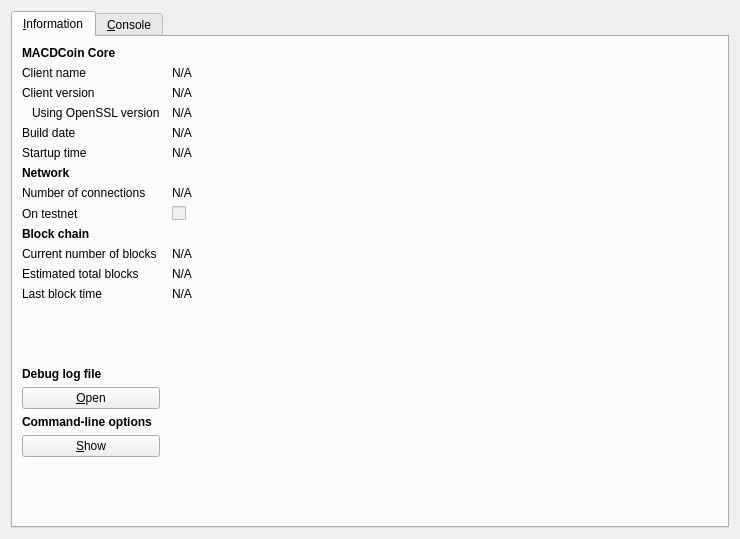
Old version of the form src/qt/forms/rpcconsole.ui in the repository KrvnoZrnce/MACDCoin.
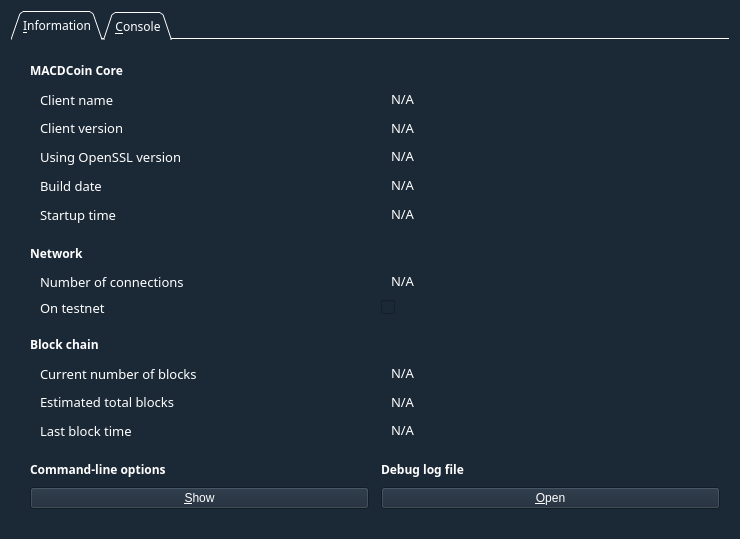
New version of the form. Icons and pictures are not drawn.

Commit message: added several icons, new background, changes in console and couple of other screens

```diff
--- a/src/qt/forms/rpcconsole.ui
+++ b/src/qt/forms/rpcconsole.ui
@@ -10,11 +10,19 @@
     <height>539</height>
    </rect>
   </property>
+  <property name="font">
+   <font>
+    <family>Khmer OS</family>
+   </font>
+  </property>
   <property name="windowTitle">
    <string>MACDCoin - Debug window</string>
   </property>
   <property name="autoFillBackground">
-   <bool>true</bool>
+   <bool>false</bool>
+  </property>
+  <property name="styleSheet">
+   <string notr="true">background-color: rgb(27, 40, 54);</string>
   </property>
   <property name="locale">
    <locale language="English" country="UnitedStates"/>
@@ -22,314 +30,661 @@
   <layout class="QVBoxLayout" name="verticalLayout_2">
    <item>
     <widget class="QTabWidget" name="tabWidget">
+     <property name="font">
+      <font>
+       <family>Khmer OS</family>
+      </font>
+     </property>
+     <property name="styleSheet">
+      <string notr="true">color:white;</string>
+     </property>
+     <property name="tabShape">
+      <enum>QTabWidget::Triangular</enum>
+     </property>
      <property name="currentIndex">
       <number>0</number>
      </property>
+     <property name="elideMode">
+      <enum>Qt::ElideNone</enum>
+     </property>
+     <property name="usesScrollButtons">
+      <bool>true</bool>
+     </property>
+     <property name="documentMode">
+      <bool>true</bool>
+     </property>
+     <property name="movable">
+      <bool>true</bool>
+     </property>
      <widget class="QWidget" name="tab_info">
+      <property name="font">
+       <font>
+        <family>Khmer OS</family>
+       </font>
+      </property>
       <attribute name="title">
        <string>&amp;Information</string>
       </attribute>
-      <layout class="QGridLayout" name="gridLayout" columnstretch="0,1">
+      <layout class="QGridLayout" name="gridLayout" columnstretch="0,0,0,0">
        <property name="horizontalSpacing">
         <number>12</number>
        </property>
-       <item row="0" column="0">
+       <item row="11" column="1">
+        <spacer name="verticalSpacer_4">
+         <property name="orientation">
+          <enum>Qt::Vertical</enum>
+         </property>
+         <property name="sizeType">
+          <enum>QSizePolicy::Fixed</enum>
+         </property>
+         <property name="sizeHint" stdset="0">
+          <size>
+           <width>20</width>
+           <height>10</height>
+          </size>
+         </property>
+        </spacer>
+       </item>
+       <item row="0" column="1">
+        <spacer name="verticalSpacer_5">
+         <property name="orientation">
+          <enum>Qt::Vertical</enum>
+         </property>
+         <property name="sizeType">
+          <enum>QSizePolicy::Fixed</enum>
+         </property>
+         <property name="sizeHint" stdset="0">
+          <size>
+           <width>20</width>
+           <height>10</height>
+          </size>
+         </property>
+        </spacer>
+       </item>
+       <item row="7" column="1">
+        <spacer name="verticalSpacer_3">
+         <property name="orientation">
+          <enum>Qt::Vertical</enum>
+         </property>
+         <property name="sizeType">
+          <enum>QSizePolicy::Fixed</enum>
+         </property>
+         <property name="sizeHint" stdset="0">
+          <size>
+           <width>20</width>
+           <height>10</height>
+          </size>
+         </property>
+        </spacer>
+       </item>
+       <item row="6" column="1">
+        <widget class="QLabel" name="label_13">
+         <property name="font">
+          <font>
+           <family>Khmer OS</family>
+           <pointsize>10</pointsize>
+          </font>
+         </property>
+         <property name="styleSheet">
+          <string notr="true">color:white;</string>
+         </property>
+         <property name="text">
+          <string>Startup time</string>
+         </property>
+         <property name="indent">
+          <number>10</number>
+         </property>
+        </widget>
+       </item>
+       <item row="1" column="1">
         <widget class="QLabel" name="label_9">
          <property name="font">
           <font>
+           <family>Khmer OS</family>
            <weight>75</weight>
            <bold>true</bold>
           </font>
          </property>
+         <property name="styleSheet">
+          <string notr="true">color:white;</string>
+         </property>
          <property name="text">
           <string>MACDCoin Core</string>
          </property>
         </widget>
        </item>
-       <item row="1" column="0">
+       <item row="2" column="1">
         <widget class="QLabel" name="label_5">
+         <property name="font">
+          <font>
+           <family>Khmer OS</family>
+           <pointsize>10</pointsize>
+          </font>
+         </property>
+         <property name="styleSheet">
+          <string notr="true">color:white;</string>
+         </property>
          <property name="text">
           <string>Client name</string>
          </property>
-        </widget>
-       </item>
-       <item row="1" column="1">
-        <widget class="QLabel" name="clientName">
-         <property name="cursor">
-          <cursorShape>IBeamCursor</cursorShape>
+         <property name="indent">
+          <number>10</number>
          </property>
-         <property name="text">
-          <string>N/A</string>
-         </property>
-         <property name="textFormat">
-          <enum>Qt::PlainText</enum>
-         </property>
-         <property name="textInteractionFlags">
-          <set>Qt::LinksAccessibleByMouse|Qt::TextSelectableByKeyboard|Qt::TextSelectableByMouse</set>
-         </property>
         </widget>
        </item>
-       <item row="2" column="0">
+       <item row="3" column="1">
         <widget class="QLabel" name="label_6">
+         <property name="font">
+          <font>
+           <family>Khmer OS</family>
+           <pointsize>10</pointsize>
+          </font>
+         </property>
+         <property name="styleSheet">
+          <string notr="true">color:white;</string>
+         </property>
          <property name="text">
           <string>Client version</string>
          </property>
+         <property name="indent">
+          <number>10</number>
+         </property>
         </widget>
        </item>
-       <item row="2" column="1">
+       <item row="3" column="3">
         <widget class="QLabel" name="clientVersion">
+         <property name="font">
+          <font>
+           <family>Khmer OS</family>
+           <pointsize>10</pointsize>
+          </font>
+         </property>
          <property name="cursor">
           <cursorShape>IBeamCursor</cursorShape>
          </property>
+         <property name="styleSheet">
+          <string notr="true">color:white;</string>
+         </property>
          <property name="text">
           <string>N/A</string>
          </property>
          <property name="textFormat">
           <enum>Qt::PlainText</enum>
-         </property>
-         <property name="textInteractionFlags">
-          <set>Qt::LinksAccessibleByMouse|Qt::TextSelectableByKeyboard|Qt::TextSelectableByMouse</set>
-         </property>
-        </widget>
-       </item>
-       <item row="3" column="0">
-        <widget class="QLabel" name="label_14">
-         <property name="text">
-          <string>Using OpenSSL version</string>
          </property>
          <property name="indent">
           <number>10</number>
          </property>
-        </widget>
-       </item>
-       <item row="3" column="1">
-        <widget class="QLabel" name="openSSLVersion">
-         <property name="cursor">
-          <cursorShape>IBeamCursor</cursorShape>
-         </property>
-         <property name="text">
-          <string>N/A</string>
-         </property>
-         <property name="textFormat">
-          <enum>Qt::PlainText</enum>
-         </property>
          <property name="textInteractionFlags">
           <set>Qt::LinksAccessibleByMouse|Qt::TextSelectableByKeyboard|Qt::TextSelectableByMouse</set>
          </property>
         </widget>
        </item>
-       <item row="4" column="0">
+       <item row="5" column="1">
         <widget class="QLabel" name="label_12">
+         <property name="font">
+          <font>
+           <family>Khmer OS</family>
+           <pointsize>10</pointsize>
+          </font>
+         </property>
+         <property name="styleSheet">
+          <string notr="true">color:white;</string>
+         </property>
          <property name="text">
           <string>Build date</string>
          </property>
+         <property name="indent">
+          <number>10</number>
+         </property>
         </widget>
        </item>
        <item row="4" column="1">
+        <widget class="QLabel" name="label_14">
+         <property name="font">
+          <font>
+           <family>Khmer OS</family>
+           <pointsize>10</pointsize>
+          </font>
+         </property>
+         <property name="styleSheet">
+          <string notr="true">color:white;</string>
+         </property>
+         <property name="text">
+          <string>Using OpenSSL version</string>
+         </property>
+         <property name="indent">
+          <number>10</number>
+         </property>
+        </widget>
+       </item>
+       <item row="4" column="3">
+        <widget class="QLabel" name="openSSLVersion">
+         <property name="font">
+          <font>
+           <family>Khmer OS</family>
+           <pointsize>10</pointsize>
+          </font>
+         </property>
+         <property name="cursor">
+          <cursorShape>IBeamCursor</cursorShape>
+         </property>
+         <property name="styleSheet">
+          <string notr="true">color:white;</string>
+         </property>
+         <property name="text">
+          <string>N/A</string>
+         </property>
+         <property name="textFormat">
+          <enum>Qt::PlainText</enum>
+         </property>
+         <property name="indent">
+          <number>10</number>
+         </property>
+         <property name="textInteractionFlags">
+          <set>Qt::LinksAccessibleByMouse|Qt::TextSelectableByKeyboard|Qt::TextSelectableByMouse</set>
+         </property>
+        </widget>
+       </item>
+       <item row="5" column="3">
         <widget class="QLabel" name="buildDate">
-         <property name="cursor">
-          <cursorShape>IBeamCursor</cursorShape>
-         </property>
-         <property name="text">
-          <string>N/A</string>
-         </property>
-         <property name="textFormat">
-          <enum>Qt::PlainText</enum>
-         </property>
-         <property name="textInteractionFlags">
-          <set>Qt::LinksAccessibleByMouse|Qt::TextSelectableByKeyboard|Qt::TextSelectableByMouse</set>
-         </property>
-        </widget>
-       </item>
-       <item row="5" column="0">
-        <widget class="QLabel" name="label_13">
-         <property name="text">
-          <string>Startup time</string>
-         </property>
-        </widget>
-       </item>
-       <item row="5" column="1">
-        <widget class="QLabel" name="startupTime">
-         <property name="cursor">
-          <cursorShape>IBeamCursor</cursorShape>
-         </property>
-         <property name="text">
-          <string>N/A</string>
-         </property>
-         <property name="textFormat">
-          <enum>Qt::PlainText</enum>
-         </property>
-         <property name="textInteractionFlags">
-          <set>Qt::LinksAccessibleByMouse|Qt::TextSelectableByKeyboard|Qt::TextSelectableByMouse</set>
-         </property>
-        </widget>
-       </item>
-       <item row="6" column="0">
-        <widget class="QLabel" name="label_11">
          <property name="font">
           <font>
-           <weight>75</weight>
-           <bold>true</bold>
+           <family>Khmer OS</family>
+           <pointsize>10</pointsize>
           </font>
          </property>
+         <property name="cursor">
+          <cursorShape>IBeamCursor</cursorShape>
+         </property>
+         <property name="styleSheet">
+          <string notr="true">color:white;</string>
+         </property>
          <property name="text">
-          <string>Network</string>
+          <string>N/A</string>
+         </property>
+         <property name="textFormat">
+          <enum>Qt::PlainText</enum>
+         </property>
+         <property name="indent">
+          <number>10</number>
+         </property>
+         <property name="textInteractionFlags">
+          <set>Qt::LinksAccessibleByMouse|Qt::TextSelectableByKeyboard|Qt::TextSelectableByMouse</set>
          </property>
         </widget>
        </item>
-       <item row="7" column="0">
+       <item row="9" column="1">
         <widget class="QLabel" name="label_7">
+         <property name="font">
+          <font>
+           <family>Khmer OS</family>
+           <pointsize>10</pointsize>
+          </font>
+         </property>
+         <property name="styleSheet">
+          <string notr="true">color:white;</string>
+         </property>
          <property name="text">
           <string>Number of connections</string>
          </property>
+         <property name="indent">
+          <number>10</number>
+         </property>
         </widget>
        </item>
-       <item row="7" column="1">
-        <widget class="QLabel" name="numberOfConnections">
+       <item row="6" column="3">
+        <widget class="QLabel" name="startupTime">
+         <property name="font">
+          <font>
+           <family>Khmer OS</family>
+           <pointsize>10</pointsize>
+          </font>
+         </property>
          <property name="cursor">
           <cursorShape>IBeamCursor</cursorShape>
          </property>
+         <property name="styleSheet">
+          <string notr="true">color:white;</string>
+         </property>
          <property name="text">
           <string>N/A</string>
          </property>
          <property name="textFormat">
           <enum>Qt::PlainText</enum>
          </property>
+         <property name="indent">
+          <number>10</number>
+         </property>
          <property name="textInteractionFlags">
           <set>Qt::LinksAccessibleByMouse|Qt::TextSelectableByKeyboard|Qt::TextSelectableByMouse</set>
          </property>
         </widget>
        </item>
-       <item row="8" column="0">
-        <widget class="QLabel" name="label_8">
-         <property name="text">
-          <string>On testnet</string>
-         </property>
-        </widget>
-       </item>
        <item row="8" column="1">
+        <widget class="QLabel" name="label_11">
+         <property name="font">
+          <font>
+           <family>Khmer OS</family>
+           <weight>75</weight>
+           <bold>true</bold>
+          </font>
+         </property>
+         <property name="styleSheet">
+          <string notr="true">color:white;</string>
+         </property>
+         <property name="text">
+          <string>Network</string>
+         </property>
+        </widget>
+       </item>
+       <item row="10" column="3">
         <widget class="QCheckBox" name="isTestNet">
          <property name="enabled">
           <bool>false</bool>
          </property>
+         <property name="styleSheet">
+          <string notr="true">color:white;</string>
+         </property>
          <property name="text">
           <string/>
          </property>
         </widget>
        </item>
-       <item row="9" column="0">
-        <widget class="QLabel" name="label_10">
+       <item row="10" column="1">
+        <widget class="QLabel" name="label_8">
          <property name="font">
           <font>
-           <weight>75</weight>
-           <bold>true</bold>
+           <family>Khmer OS</family>
+           <pointsize>10</pointsize>
           </font>
          </property>
+         <property name="styleSheet">
+          <string notr="true">color:white;</string>
+         </property>
          <property name="text">
-          <string>Block chain</string>
+          <string>On testnet</string>
          </property>
+         <property name="indent">
+          <number>10</number>
+         </property>
         </widget>
        </item>
-       <item row="10" column="0">
+       <item row="9" column="3">
+        <widget class="QLabel" name="numberOfConnections">
+         <property name="font">
+          <font>
+           <family>Khmer OS</family>
+           <pointsize>10</pointsize>
+          </font>
+         </property>
+         <property name="cursor">
+          <cursorShape>IBeamCursor</cursorShape>
+         </property>
+         <property name="styleSheet">
+          <string notr="true">color:white;</string>
+         </property>
+         <property name="text">
+          <string>N/A</string>
+         </property>
+         <property name="textFormat">
+          <enum>Qt::PlainText</enum>
+         </property>
+         <property name="indent">
+          <number>10</number>
+         </property>
+         <property name="textInteractionFlags">
+          <set>Qt::LinksAccessibleByMouse|Qt::TextSelectableByKeyboard|Qt::TextSelectableByMouse</set>
+         </property>
+        </widget>
+       </item>
+       <item row="13" column="1">
         <widget class="QLabel" name="label_3">
+         <property name="font">
+          <font>
+           <family>Khmer OS</family>
+           <pointsize>10</pointsize>
+          </font>
+         </property>
+         <property name="styleSheet">
+          <string notr="true">color:white;</string>
+         </property>
          <property name="text">
           <string>Current number of blocks</string>
          </property>
+         <property name="indent">
+          <number>10</number>
+         </property>
         </widget>
        </item>
-       <item row="10" column="1">
-        <widget class="QLabel" name="numberOfBlocks">
-         <property name="cursor">
-          <cursorShape>IBeamCursor</cursorShape>
+       <item row="12" column="1">
+        <widget class="QLabel" name="label_10">
+         <property name="font">
+          <font>
+           <family>Khmer OS</family>
+           <weight>75</weight>
+           <bold>true</bold>
+          </font>
+         </property>
+         <property name="styleSheet">
+          <string notr="true">color:white;</string>
          </property>
          <property name="text">
-          <string>N/A</string>
-         </property>
-         <property name="textFormat">
-          <enum>Qt::PlainText</enum>
-         </property>
-         <property name="textInteractionFlags">
-          <set>Qt::LinksAccessibleByMouse|Qt::TextSelectableByKeyboard|Qt::TextSelectableByMouse</set>
+          <string>Block chain</string>
          </property>
         </widget>
        </item>
-       <item row="11" column="0">
+       <item row="14" column="1">
         <widget class="QLabel" name="label_4">
+         <property name="font">
+          <font>
+           <family>Khmer OS</family>
+           <pointsize>10</pointsize>
+          </font>
+         </property>
+         <property name="styleSheet">
+          <string notr="true">color:white;</string>
+         </property>
          <property name="text">
           <string>Estimated total blocks</string>
          </property>
+         <property name="indent">
+          <number>10</number>
+         </property>
         </widget>
        </item>
-       <item row="11" column="1">
-        <widget class="QLabel" name="totalBlocks">
+       <item row="13" column="3">
+        <widget class="QLabel" name="numberOfBlocks">
+         <property name="font">
+          <font>
+           <family>Khmer OS</family>
+           <pointsize>10</pointsize>
+          </font>
+         </property>
          <property name="cursor">
           <cursorShape>IBeamCursor</cursorShape>
          </property>
+         <property name="styleSheet">
+          <string notr="true">color:white;</string>
+         </property>
          <property name="text">
           <string>N/A</string>
          </property>
          <property name="textFormat">
           <enum>Qt::PlainText</enum>
          </property>
+         <property name="indent">
+          <number>10</number>
+         </property>
          <property name="textInteractionFlags">
           <set>Qt::LinksAccessibleByMouse|Qt::TextSelectableByKeyboard|Qt::TextSelectableByMouse</set>
          </property>
         </widget>
        </item>
-       <item row="12" column="0">
+       <item row="15" column="1">
         <widget class="QLabel" name="label_2">
+         <property name="font">
+          <font>
+           <family>Khmer OS</family>
+           <pointsize>10</pointsize>
+          </font>
+         </property>
+         <property name="styleSheet">
+          <string notr="true">color:white;</string>
+         </property>
          <property name="text">
           <string>Last block time</string>
          </property>
+         <property name="indent">
+          <number>10</number>
+         </property>
         </widget>
        </item>
-       <item row="12" column="1">
+       <item row="14" column="3">
+        <widget class="QLabel" name="totalBlocks">
+         <property name="font">
+          <font>
+           <family>Khmer OS</family>
+           <pointsize>10</pointsize>
+          </font>
+         </property>
+         <property name="cursor">
+          <cursorShape>IBeamCursor</cursorShape>
+         </property>
+         <property name="styleSheet">
+          <string notr="true">color:white;</string>
+         </property>
+         <property name="text">
+          <string>N/A</string>
+         </property>
+         <property name="textFormat">
+          <enum>Qt::PlainText</enum>
+         </property>
+         <property name="indent">
+          <number>10</number>
+         </property>
+         <property name="textInteractionFlags">
+          <set>Qt::LinksAccessibleByMouse|Qt::TextSelectableByKeyboard|Qt::TextSelectableByMouse</set>
+         </property>
+        </widget>
+       </item>
+       <item row="15" column="3">
         <widget class="QLabel" name="lastBlockTime">
+         <property name="font">
+          <font>
+           <family>Khmer OS</family>
+           <pointsize>10</pointsize>
+          </font>
+         </property>
          <property name="cursor">
           <cursorShape>IBeamCursor</cursorShape>
          </property>
+         <property name="styleSheet">
+          <string notr="true">color:white;</string>
+         </property>
          <property name="text">
           <string>N/A</string>
          </property>
          <property name="textFormat">
           <enum>Qt::PlainText</enum>
          </property>
+         <property name="indent">
+          <number>10</number>
+         </property>
          <property name="textInteractionFlags">
           <set>Qt::LinksAccessibleByMouse|Qt::TextSelectableByKeyboard|Qt::TextSelectableByMouse</set>
          </property>
         </widget>
        </item>
-       <item row="13" column="0">
+       <item row="16" column="1">
         <spacer name="verticalSpacer_2">
          <property name="orientation">
           <enum>Qt::Vertical</enum>
          </property>
+         <property name="sizeType">
+          <enum>QSizePolicy::Fixed</enum>
+         </property>
          <property name="sizeHint" stdset="0">
           <size>
            <width>20</width>
-           <height>20</height>
+           <height>10</height>
           </size>
          </property>
         </spacer>
        </item>
-       <item row="14" column="0">
+       <item row="20" column="1">
+        <widget class="QPushButton" name="showCLOptionsButton">
+         <property name="toolTip">
+          <string>Show the MACDCoin-Qt help message to get a list with possible MACDCoin command-line options.</string>
+         </property>
+         <property name="styleSheet">
+          <string notr="true">color:white;</string>
+         </property>
+         <property name="text">
+          <string>&amp;Show</string>
+         </property>
+         <property name="autoDefault">
+          <bool>false</bool>
+         </property>
+        </widget>
+       </item>
+       <item row="19" column="1">
+        <widget class="QLabel" name="labelCLOptions">
+         <property name="font">
+          <font>
+           <family>Khmer OS</family>
+           <weight>75</weight>
+           <bold>true</bold>
+          </font>
+         </property>
+         <property name="styleSheet">
+          <string notr="true">color:white;</string>
+         </property>
+         <property name="text">
+          <string>Command-line options</string>
+         </property>
+        </widget>
+       </item>
+       <item row="21" column="1">
+        <spacer name="verticalSpacer">
+         <property name="orientation">
+          <enum>Qt::Vertical</enum>
+         </property>
+         <property name="sizeType">
+          <enum>QSizePolicy::Fixed</enum>
+         </property>
+         <property name="sizeHint" stdset="0">
+          <size>
+           <width>20</width>
+           <height>10</height>
+          </size>
+         </property>
+        </spacer>
+       </item>
+       <item row="19" column="3">
         <widget class="QLabel" name="labelDebugLogfile">
          <property name="font">
           <font>
+           <family>Khmer OS</family>
            <weight>75</weight>
            <bold>true</bold>
           </font>
          </property>
+         <property name="styleSheet">
+          <string notr="true">color:white;</string>
+         </property>
          <property name="text">
           <string>Debug log file</string>
          </property>
         </widget>
        </item>
-       <item row="15" column="0">
+       <item row="20" column="3">
         <widget class="QPushButton" name="openDebugLogfileButton">
          <property name="toolTip">
           <string>Open the MACDCoin debug log file from the current data directory. This can take a few seconds for large log files.</string>
          </property>
+         <property name="styleSheet">
+          <string notr="true">color:white;</string>
+         </property>
          <property name="text">
           <string>&amp;Open</string>
          </property>
@@ -338,41 +693,46 @@
          </property>
         </widget>
        </item>
-       <item row="16" column="0">
-        <widget class="QLabel" name="labelCLOptions">
+       <item row="2" column="3">
+        <widget class="QLabel" name="clientName">
          <property name="font">
           <font>
-           <weight>75</weight>
-           <bold>true</bold>
+           <family>Khmer OS</family>
+           <pointsize>10</pointsize>
           </font>
          </property>
-         <property name="text">
-          <string>Command-line options</string>
+         <property name="cursor">
+          <cursorShape>IBeamCursor</cursorShape>
          </property>
-        </widget>
-       </item>
-       <item row="17" column="0">
-        <widget class="QPushButton" name="showCLOptionsButton">
-         <property name="toolTip">
-          <string>Show the MACDCoin-Qt help message to get a list with possible MACDCoin command-line options.</string>
+         <property name="styleSheet">
+          <string notr="true">color:white;</string>
          </property>
          <property name="text">
-          <string>&amp;Show</string>
+          <string>N/A</string>
          </property>
-         <property name="autoDefault">
-          <bool>false</bool>
+         <property name="textFormat">
+          <enum>Qt::PlainText</enum>
          </property>
+         <property name="indent">
+          <number>10</number>
+         </property>
+         <property name="textInteractionFlags">
+          <set>Qt::LinksAccessibleByMouse|Qt::TextSelectableByKeyboard|Qt::TextSelectableByMouse</set>
+         </property>
         </widget>
        </item>
-       <item row="18" column="0">
-        <spacer name="verticalSpacer">
+       <item row="6" column="0">
+        <spacer name="horizontalSpacer">
          <property name="orientation">
-          <enum>Qt::Vertical</enum>
+          <enum>Qt::Horizontal</enum>
+         </property>
+         <property name="sizeType">
+          <enum>QSizePolicy::Fixed</enum>
          </property>
          <property name="sizeHint" stdset="0">
           <size>
-           <width>20</width>
-           <height>40</height>
+           <width>10</width>
+           <height>20</height>
           </size>
          </property>
         </spacer>
```
Left out of the diff: 65 changed lines with no effect on the pictures. The commit also changes 57 other files.
